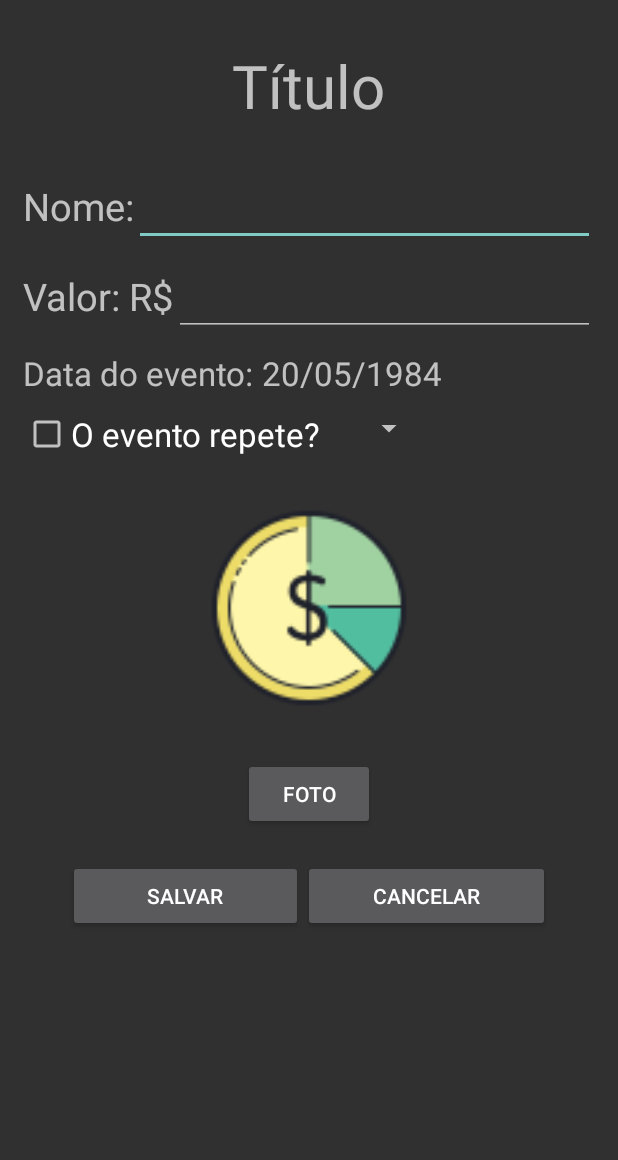
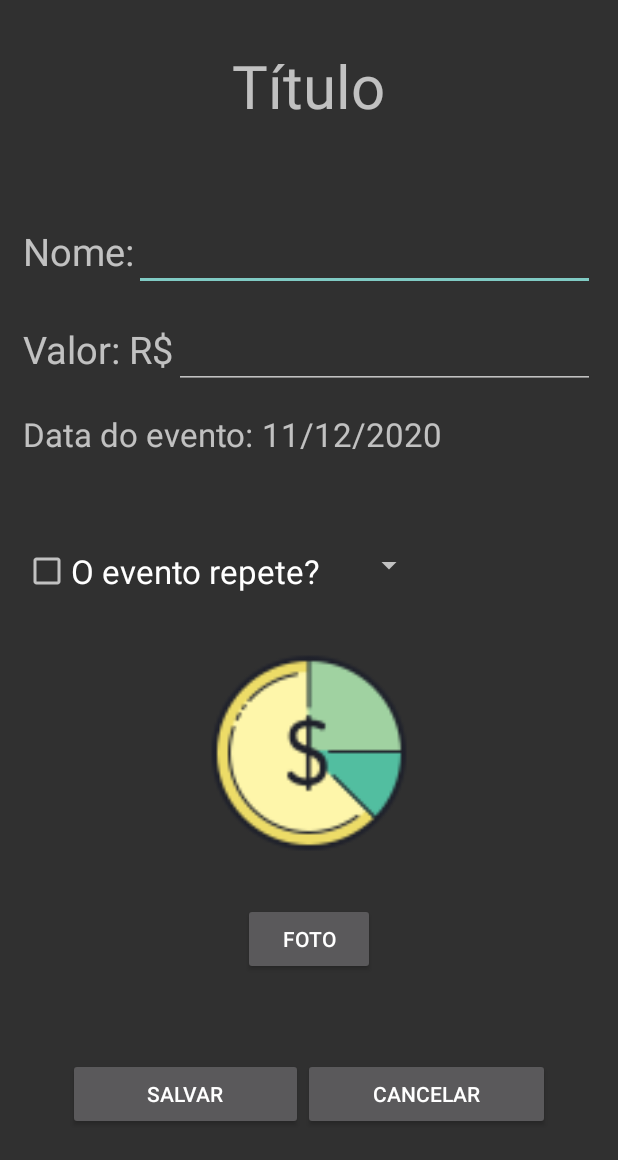
Before and after one commit to BielCR/Gest, an Android app: the CadastroEdicaoEvnt screen opened directly, with no data from a screen before it, on a phone screen of 412 x 824 dp. Shown: the top 1160 px of the screen. Run offline under Robolectric (Android 15) with nearby library versions, the phone set to English and light mode, and no system bars.

Commit message:
ScrollView data e operações

```diff
--- a/app/src/main/java/com/gabs/minhacarteira/CadastroEdicaoEvnt.java
+++ b/app/src/main/java/com/gabs/minhacarteira/CadastroEdicaoEvnt.java
@@ -12,6 +12,10 @@
 import android.widget.TextView;
 
 import org.w3c.dom.Text;
+
+import java.text.SimpleDateFormat;
+import java.util.Calendar;
+import java.util.SimpleTimeZone;
 
 public class CadastroEdicaoEvnt extends AppCompatActivity {
 
@@ -29,8 +33,9 @@
     2 - Edita entrada
     3 - Edita saida
      */
-    private  int acao = -1;
-    private void cadastrarEventos(){
+    private int acao = -1;
+
+    private void cadastrarEventos() {
 
     }
 
@@ -50,6 +55,37 @@
         cancelarBtn = (Button) findViewById(R.id.cancelarCadastroBtn);
 
         Intent intencao = getIntent();
-        acao = intencao.getIntExtra("acao",-1);
+        acao = intencao.getIntExtra("acao", -1);
+
+        ajustaOperacao();
+    }
+
+    //metodo que auxilia na reutilização da activity, altera valores dos componentes reutilizaveis
+    private void ajustaOperacao() {
+
+        //Recuperar a data de hoje
+        Calendar hoje = Calendar.getInstance();
+        SimpleDateFormat formatador = new SimpleDateFormat("dd/MM/yyyy");
+        data.setText(formatador.format(hoje.getTime()));
+
+        switch (acao) {
+            case 0:
+                //entradas
+                titulo.setText("Cadastro de Entrada");
+                break;
+            case 1:
+                //saidas
+                titulo.setText("Cadastro de Saída");
+                break;
+            case 2:
+                //edicao de entradas
+                titulo.setText("Edição de Entrada");
+                break;
+            case 3:
+                //edicao de saidas
+                titulo.setText("Edição de Saída");
+                break;
+            default:
+        }
     }
 }
--- a/app/src/main/java/com/gabs/minhacarteira/VisualizarEventos.java
+++ b/app/src/main/java/com/gabs/minhacarteira/VisualizarEventos.java
@@ -2,10 +2,12 @@
 
 import androidx.appcompat.app.AppCompatActivity;
 
+import android.app.DatePickerDialog;
 import android.content.Intent;
 import android.os.Bundle;
 import android.view.View;
 import android.widget.Button;
+import android.widget.DatePicker;
 import android.widget.ListView;
 import android.widget.TextView;
 import android.widget.Toast;
@@ -13,6 +15,7 @@
 public class VisualizarEventos extends AppCompatActivity {
 
 
+    private DatePickerDialog calendarioUser;
     private TextView tituloTxt, totalTxt;
     private ListView listaEventosList;
     private Button novoBtn, cancelBtn;
--- a/app/src/main/res/layout/activity_cadastro_edicao_evnt.xml
+++ b/app/src/main/res/layout/activity_cadastro_edicao_evnt.xml
@@ -6,42 +6,52 @@
     android:layout_height="match_parent"
     tools:context=".CadastroEdicaoEvnt">
 
+    <ScrollView
+        android:layout_width="match_parent"
+        android:layout_height="match_parent"
+        android:orientation="vertical">
 
         <LinearLayout
             android:layout_width="match_parent"
             android:layout_height="match_parent"
-        android:orientation="vertical"
-        android:layout_marginHorizontal="15dp">
+            android:layout_marginHorizontal="15dp"
+            android:orientation="vertical">
 
             <TextView
                 android:id="@+id/tituloCadastroTxt"
                 android:layout_width="wrap_content"
                 android:layout_height="wrap_content"
+                android:layout_gravity="center"
+                android:layout_marginVertical="30dp"
                 android:text="Título"
-            android:textSize="40sp"
-            android:layout_gravity="center"
-            android:layout_marginVertical="30dp"/>
+                android:textSize="40sp" />
 
 
+            <LinearLayout
+                android:layout_width="match_parent"
+                android:layout_height="wrap_content"
+                android:layout_gravity="center"
+                android:layout_marginVertical="30dp"
+                android:orientation="vertical">
                 <!--Informacao do nome-->
                 <LinearLayout
                     android:layout_width="match_parent"
                     android:layout_height="wrap_content"
-            android:orientation="horizontal"
-            android:layout_marginBottom="10dp">
+                    android:layout_marginBottom="15dp"
+                    android:orientation="horizontal">
 
                     <TextView
                         android:layout_width="wrap_content"
                         android:layout_height="wrap_content"
                         android:text="Nome:"
-                android:textSize="25sp"/>
+                        android:textSize="25sp" />
 
                     <EditText
                         android:id="@+id/nomeCadastroTxt"
                         android:layout_width="match_parent"
                         android:layout_height="wrap_content"
                         android:layout_weight="1"
-                android:textSize="22sp"/>
+                        android:textSize="22sp" />
 
                 </LinearLayout>
 
@@ -50,105 +60,118 @@
                 <LinearLayout
                     android:layout_width="match_parent"
                     android:layout_height="wrap_content"
-            android:orientation="horizontal"
-            android:layout_marginBottom="10dp">
+                    android:layout_marginBottom="15dp"
+                    android:orientation="horizontal">
 
                     <TextView
                         android:layout_width="wrap_content"
                         android:layout_height="wrap_content"
                         android:text="Valor: R$"
-                android:textSize="25sp"/>
+                        android:textSize="25sp" />
 
                     <EditText
                         android:id="@+id/valorCadastroTxt"
                         android:layout_width="match_parent"
                         android:layout_height="wrap_content"
                         android:inputType="numberDecimal"
-                android:textSize="22sp"/>
+                        android:textSize="22sp" />
                 </LinearLayout>
 
                 <!--Informacao data-->
                 <LinearLayout
                     android:layout_width="match_parent"
                     android:layout_height="wrap_content"
-            android:orientation="horizontal"
-            android:layout_marginBottom="10dp">
+                    android:layout_marginBottom="15dp"
+                    android:orientation="horizontal">
 
                     <TextView
                         android:layout_width="wrap_content"
                         android:layout_height="wrap_content"
                         android:layout_marginRight="5dp"
                         android:text="Data do evento:"
-                android:textSize="22sp"/>
+                        android:textSize="22sp" />
+
                     <TextView
                         android:id="@+id/dataCadastroTxt"
                         android:layout_width="match_parent"
                         android:layout_height="wrap_content"
                         android:text="20/05/1984"
-                android:textSize="22sp"/>
+                        android:textSize="22sp" />
 
+                </LinearLayout>
             </LinearLayout>
 
             <!--Informacao de repeticao do evento-->
             <LinearLayout
                 android:layout_width="match_parent"
                 android:layout_height="wrap_content"
-            android:orientation="horizontal"
-            android:layout_marginBottom="10dp">
+                android:layout_marginVertical="15dp"
+                android:orientation="horizontal">
+
                 <CheckBox
                     android:id="@+id/repeteCadastroCheck"
                     android:layout_width="wrap_content"
                     android:layout_height="wrap_content"
                     android:text="O evento repete?"
-                android:textSize="22sp"/>
+                    android:textSize="22sp" />
 
                 <Spinner
                     android:id="@+id/mesesCadastroSpinner"
                     android:layout_width="70dp"
                     android:layout_height="wrap_content"
-                android:textSize="22sp"/>
+                    android:textSize="22sp" />
 
             </LinearLayout>
 
 
             <!--Informacao da foto-->
+            <LinearLayout
+                android:layout_width="match_parent"
+                android:layout_height="match_parent"
+                android:orientation="vertical"
+                android:layout_marginBottom="15dp">
+
                 <ImageView
                     android:id="@+id/fotoCadastroImg"
                     android:layout_width="180dp"
                     android:layout_height="180dp"
-            android:background="@mipmap/icone"
                     android:layout_gravity="center"
-            android:layout_marginBottom="10dp"/>
+                    android:layout_marginBottom="10dp"
+                    android:background="@mipmap/icone" />
+
                 <Button
                     android:id="@+id/fotoCadastroBtn"
                     android:layout_width="wrap_content"
                     android:layout_height="wrap_content"
-            android:text="Foto"
-            android:layout_gravity="center"/>
+                    android:layout_gravity="center"
+                    android:text="Foto" />
+            </LinearLayout>
 
 
             <!--Botoes finais-->
             <LinearLayout
                 android:layout_width="match_parent"
                 android:layout_height="wrap_content"
-            android:orientation="horizontal"
                 android:layout_marginHorizontal="30dp"
-            android:layout_marginVertical="20dp">
+                android:layout_marginTop="40dp"
+                android:orientation="horizontal">
 
                 <Button
                     android:id="@+id/salvarCadastroBtn"
                     android:layout_width="wrap_content"
                     android:layout_height="wrap_content"
-                android:text="Salvar"
-                android:layout_weight="1"/>
+                    android:layout_weight="1"
+                    android:text="Salvar" />
+
                 <Button
                     android:id="@+id/cancelarCadastroBtn"
                     android:layout_width="wrap_content"
                     android:layout_height="wrap_content"
-                android:text="Cancelar"
-                android:layout_weight="1"/>
+                    android:layout_weight="1"
+                    android:text="Cancelar" />
             </LinearLayout>
 
 
         </LinearLayout>
+    </ScrollView>
 </androidx.constraintlayout.widget.ConstraintLayout>
```
Also changed, not shown: app/src/main/res/drawable/ic_launcher_background.xml (+169 -71 lines), app/src/main/res/layout/activity_main.xml (+5 -5 lines), app/src/main/res/layout/activity_visualizar_eventos.xml (+15 -15 lines). Lines whose indentation alone changed are shown as unchanged.
